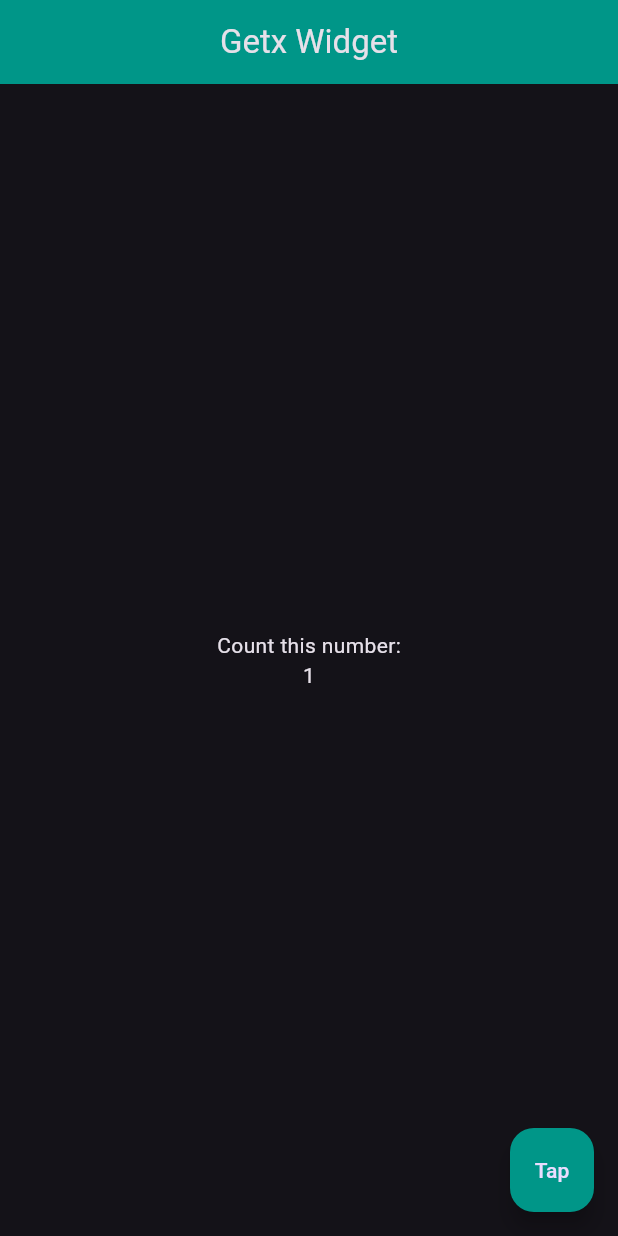
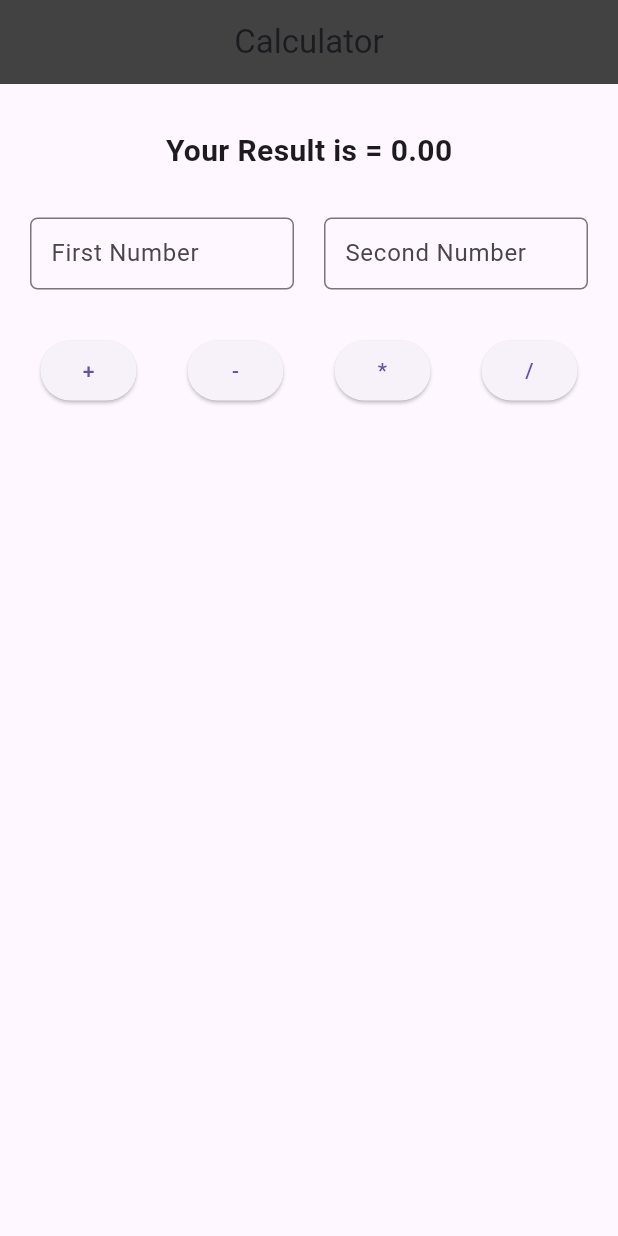
Before and after one commit to RaFiuL-RaZu/practice_project, a Flutter app: the screen it shows after launch, on a phone screen of 412 x 824 dp. Run offline on Flutter 3.47's test engine with Material 3 defaults, Android fonts, the phone set to English and light mode, and no system bars; our stand-ins replace get.

Commit message:
calculator commit

```diff
--- /dev/null
+++ b/lib/GetxPart/Calculator.dart
@@ -0,0 +1,98 @@
+import 'dart:developer';
+
+import 'package:flutter/material.dart';
+import 'package:get/get.dart';
+import 'package:practice_project/GetxPart/ControllerPart.dart';
+
+class Calculator extends StatelessWidget {
+  const Calculator({super.key});
+
+  @override
+  Widget build(BuildContext context) {
+    HomeController controller = Get.put(HomeController());
+    return Scaffold(
+      appBar: AppBar(
+        backgroundColor: Colors.grey.shade800,
+        title: Text("Calculator"),
+        centerTitle: true,
+      ),
+      body: Padding(
+        padding: const EdgeInsets.symmetric(horizontal: 20),
+        child: Column(
+          children: [
+            SizedBox(height: 30),
+            Obx(
+              () => Text(
+                "Your Result is = ${controller.result.value.toStringAsFixed(2)}",
+                style: TextStyle(fontSize: 20, fontWeight: FontWeight.w600),
+              ),
+            ),
+            SizedBox(height: 30),
+            Row(
+              spacing: 20,
+              children: [
+                Expanded(
+                  child: TextField(
+                    controller: controller.firstController,
+                    keyboardType: TextInputType.number,
+                    decoration: InputDecoration(
+                      hintText: "First Number",
+                      contentPadding: EdgeInsets.symmetric(
+                        vertical: 0,
+                        horizontal: 10,
+                      ),
+                      border: OutlineInputBorder(
+                        borderSide: BorderSide(color: Colors.grey),
+                        borderRadius: BorderRadius.circular(5),
+                      ),
+                    ),
+                  ),
+                ),
+                Expanded(
+                  child: TextField(
+                    controller: controller.secondController,
+                    keyboardType: TextInputType.number,
+                    decoration: InputDecoration(
+                      hintText: "Second Number",
+                      contentPadding: EdgeInsets.symmetric(
+                        vertical: 0,
+                        horizontal: 10,
+                      ),
+                      border: OutlineInputBorder(
+                        borderSide: BorderSide(color: Colors.grey),
+                        borderRadius: BorderRadius.circular(5),
+                      ),
+                    ),
+                  ),
+                ),
+              ],
+            ),
+            SizedBox(height: 30),
+            Row(
+              spacing: 20,
+              mainAxisAlignment: MainAxisAlignment.spaceAround,
+              children: [
+                ElevatedButton(
+                  onPressed: controller.sumCalcultor,
+                  child: Text("+"),
+                ),
+                ElevatedButton(
+                  onPressed: controller.subCalcultor,
+                  child: Text("-"),
+                ),
+                ElevatedButton(
+                  onPressed: controller.mulCalcultor,
+                  child: Text("*"),
+                ),
+                ElevatedButton(
+                  onPressed: controller.divCalcultor,
+                  child: Text("/"),
+                ),
+              ],
+            ),
+          ],
+        ),
+      ),
+    );
+  }
+}
--- a/lib/GetxPart/ControllerPart.dart
+++ b/lib/GetxPart/ControllerPart.dart
@@ -0,0 +1,32 @@
+
+import 'dart:math';
+
+import 'package:flutter/cupertino.dart';
+import 'package:get/get.dart';
+
+class HomeController extends GetxController{
+  TextEditingController firstController =TextEditingController();
+  TextEditingController secondController =TextEditingController();
+  RxDouble result = 0.00.obs;
+
+  sumCalcultor(){
+    var a=double.parse(firstController.text);
+    var b=double.parse(secondController.text);
+    result.value=a+b;
+  }
+  subCalcultor(){
+    var a=double.parse(firstController.text);
+    var b=double.parse(secondController.text);
+    result.value=a-b;
+  }
+  mulCalcultor(){
+    var a=double.parse(firstController.text);
+    var b=double.parse(secondController.text);
+    result.value=a*b;
+  }
+  divCalcultor(){
+    var a=double.parse(firstController.text);
+    var b=double.parse(secondController.text);
+    result.value=a/b;
+  }
+}
--- a/lib/GetxPart/HomScreen.dart
+++ b/lib/GetxPart/HomScreen.dart
@@ -1,42 +1,37 @@
-import 'dart:developer';
-
-import 'package:flutter/material.dart';
-
-class HomeScreen extends StatefulWidget {
-  const HomeScreen({super.key});
-
-  @override
-  State<HomeScreen> createState() => _HomeScreenState();
-}
-
-class _HomeScreenState extends State<HomeScreen> {
-  int count=1;
-  @override
-  Widget build(BuildContext context) {
-    return Scaffold(
-      appBar: AppBar(
-        backgroundColor: Colors.teal,
-        title: Text("Getx Widget"),
-        centerTitle: true,
-      ),
-      body: Center(
-        child: Column(
-          crossAxisAlignment: CrossAxisAlignment.center,
-          mainAxisAlignment: MainAxisAlignment.center,
-          children: [Text("Count this number:"), Text("${count}")],
-        ),
-      ),
-      floatingActionButton: FloatingActionButton(
-        onPressed: () {
-          count++;
-          log("=====${count}======");
-          setState(() {
-
-          });
-        },
-        child: Text("Tap"),
-        backgroundColor: Colors.teal,
-      ),
-    );
-  }
-}
+// import 'dart:developer';
+//
+// import 'package:flutter/material.dart';
+// import 'package:get/get.dart';
+// import 'package:practice_project/GetxPart/ControllerPart.dart';
+//
+// class HomeScreen extends StatelessWidget {
+//    HomeScreen({super.key});
+//
+//
+//   @override
+//   Widget build(BuildContext context) {
+//     HomeController controller=Get.put(HomeController());
+//     log("======${controller.count}");
+//     return Scaffold(
+//       appBar: AppBar(
+//         backgroundColor: Colors.teal,
+//         title: Text("Getx Widget ${controller.number}"),
+//         centerTitle: true,
+//       ),
+//       body: Center(
+//         child: Column(
+//           crossAxisAlignment: CrossAxisAlignment.center,
+//           mainAxisAlignment: MainAxisAlignment.center,
+//           children: [Text("Count this number:"),
+//             Obx(()=>Text("${controller.number}"))
+//           ]
+//         ),
+//       ),
+//       floatingActionButton: FloatingActionButton(
+//         onPressed:controller.incremeentCounter,
+//         child: Text("Tap"),
+//         backgroundColor: Colors.teal,
+//       ),
+//     );
+//   }
+// }
--- a/lib/main.dart
+++ b/lib/main.dart
@@ -1,5 +1,7 @@
 
 import 'package:flutter/material.dart';
+import 'package:get/get.dart';
+import 'package:practice_project/GetxPart/Calculator.dart';
 import 'package:practice_project/GetxPart/HomScreen.dart';
 import 'package:practice_project/NoteApp/BackupPart/LoginPage.dart';
 import 'package:practice_project/NoteApp/BackupPart/Registration.dart';
@@ -16,10 +18,9 @@ class MyApp extends StatelessWidget{
   @override
   Widget build(BuildContext context) {
 
-    return MaterialApp(
+    return GetMaterialApp(
       debugShowCheckedModeBanner: false,
-      theme: ThemeData.dark(),
-      home:HomeScreen(),
+      home:Calculator(),
     );
   }
 
--- a/pubspec.yaml
+++ b/pubspec.yaml
@@ -20,6 +20,7 @@ dependencies:
   typewritertext: ^3.0.9
   flutter_easyloading: ^3.0.5
   contained_tab_bar_view: ^0.8.0
+  get: ^4.7.2
 
 
 dev_dependencies:
```
Also changed, not shown: pubspec.lock.
